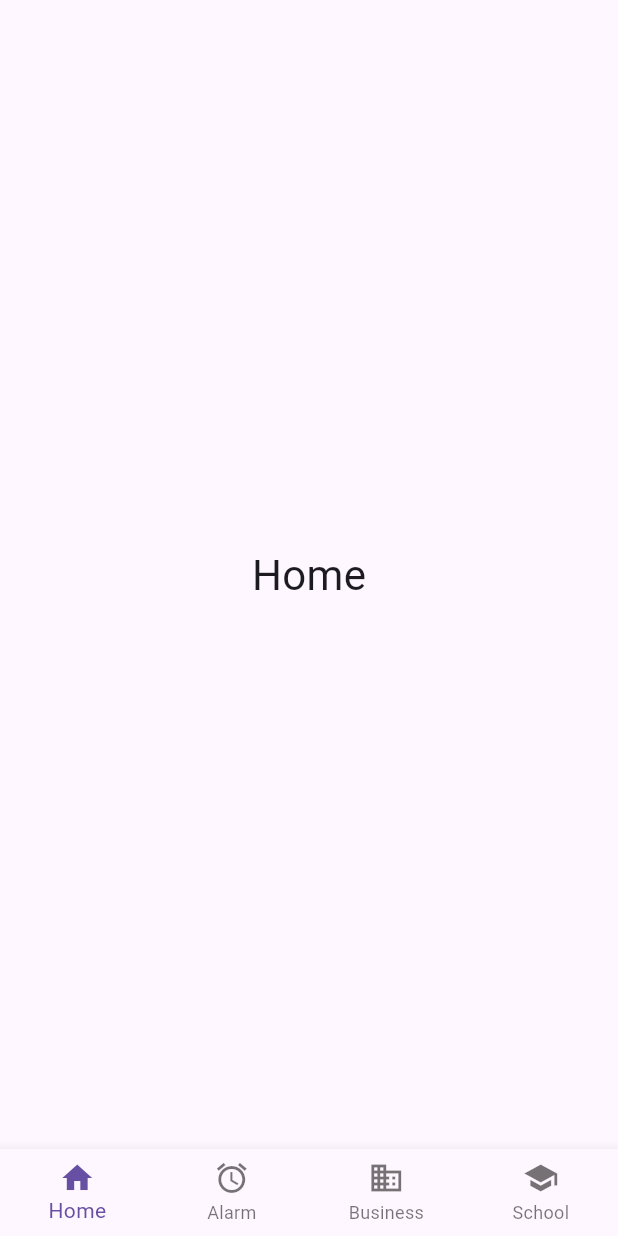
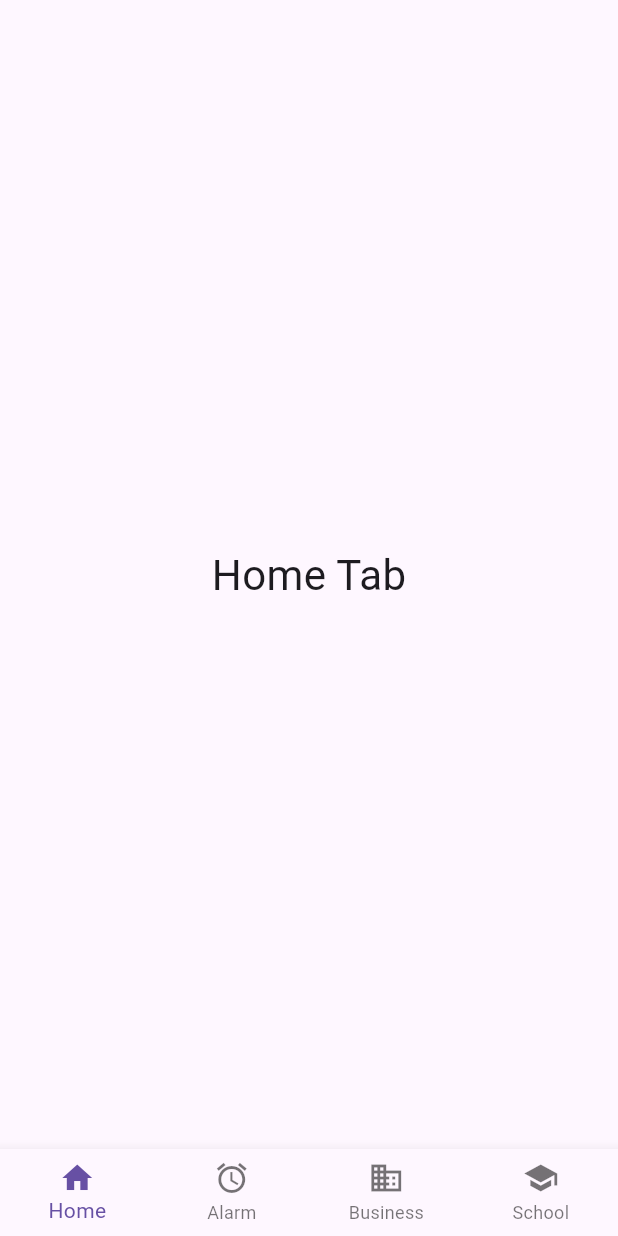
Before and after one commit to DayrillMuller/TMA3084_G02_103837_Lab05_Lesson07, a Flutter app: the screen it shows after launch, on a phone screen of 412 x 824 dp. Run offline on Flutter 3.47's test engine with Material 3 defaults, Android fonts, the phone set to English and light mode, and no system bars.

Commit message:
Update text in Home widget to 'Home Tab'

```diff
--- a/lib/screen1.dart
+++ b/lib/screen1.dart
@@ -6,7 +6,7 @@ class Screen1 extends StatelessWidget {
   @override
   Widget build(BuildContext context) {
     return const Center(
-      child: Text('Home', style: TextStyle(fontSize: 28)),
+      child: Text('Home Tab', style: TextStyle(fontSize: 28)),
     );
   }
 }
```
